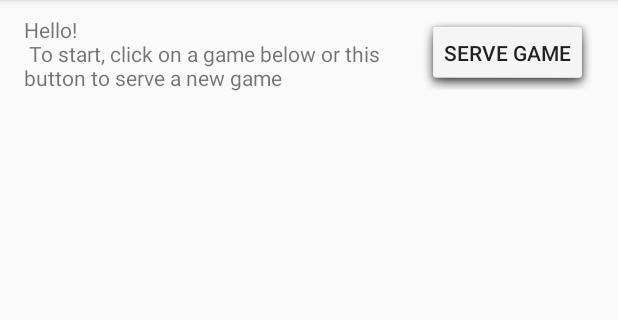
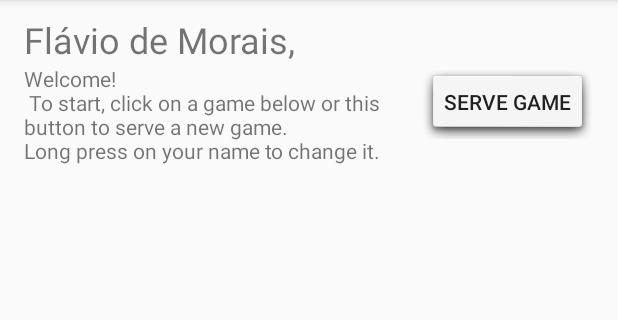
Before and after one commit to vitordepaula/TwoDevPong, an Android app: the screen it shows after launch (MainActivity), on a phone screen of 412 x 824 dp, the part 84-404 px from its top. Run offline under Robolectric (Android 15) with nearby library versions, the phone set to English and light mode, and no system bars; libraries missing offline, so code that uses them is left out: com.github.nkzawa.emitter, com.github.nkzawa.socketio; 2 statements that could not run were skipped.

Commit message:
Adicionado nomes
Signed-off-by: Vitor de Paula <vitor.de.paula@gmail.com>

```diff
--- a/app/src/main/java/br/neatfire/twodevpong/MainActivity.java
+++ b/app/src/main/java/br/neatfire/twodevpong/MainActivity.java
@@ -3,15 +3,21 @@ package br.neatfire.twodevpong;
 import android.app.AlertDialog;
 import android.content.DialogInterface;
 import android.content.Intent;
+import android.content.SharedPreferences;
 import android.os.Bundle;
 import android.support.v7.app.AppCompatActivity;
 import android.support.v7.widget.LinearLayoutManager;
 import android.support.v7.widget.RecyclerView;
 import android.support.v7.widget.Toolbar;
+import android.text.InputType;
 import android.util.Log;
 import android.view.View;
 import android.widget.Button;
+import android.widget.EditText;
+import android.widget.TextView;
 import android.widget.Toast;
+
+import java.util.Random;
 
 import br.neatfire.twodevpong.interfaces.ConnectionCallbacks;
 import br.neatfire.twodevpong.model.GameController;
@@ -21,12 +27,61 @@ public class MainActivity extends AppCompatActivity implements ConnectionCallbac
     private GameController mGameController;
     private AlertDialog mWaitingConnectionDialog = null;
 
+    private static final String PREFS_NAME = "MyPrefsFile";
+    private String my_name;
+    private TextView tvName;
+
     @Override
     protected void onCreate(Bundle savedInstanceState) {
         super.onCreate(savedInstanceState);
         setContentView(R.layout.activity_main);
         Toolbar toolbar = (Toolbar) findViewById(R.id.toolbar);
         setSupportActionBar(toolbar);
+
+        // Restore preferences
+        SharedPreferences settings = getSharedPreferences(PREFS_NAME, 0);
+        my_name = settings.getString("username", "");
+        if (my_name.isEmpty()) my_name = storeNewName(null); // null will generate a new random name
+
+        tvName = ((TextView)findViewById(R.id.tvName));
+        tvName.setText(my_name + ',');
+        tvName.setOnLongClickListener(new View.OnLongClickListener() {
+            @Override
+            public boolean onLongClick(View v) {
+                AlertDialog.Builder builder = new AlertDialog.Builder(MainActivity.this);
+                builder.setTitle(R.string.enter_your_name);
+                final EditText input = new EditText(MainActivity.this);
+                input.setInputType(InputType.TYPE_CLASS_TEXT);
+                builder.setView(input);
+                builder.setPositiveButton(android.R.string.ok, new DialogInterface.OnClickListener() {
+                    @Override
+                    public void onClick(DialogInterface dialog, int which) {
+                        if (input.getText().length() > 0 && input.getText().length() < 45) {
+                            my_name = input.getText().toString();
+                            storeNewName(my_name);
+                            tvName.setText(my_name + ',');
+                            mGameController.setName(my_name);
+                        }
+                    }
+                });
+                builder.setNeutralButton(R.string.random, new DialogInterface.OnClickListener() {
+                    @Override
+                    public void onClick(DialogInterface dialog, int which) {
+                        my_name = storeNewName(null);
+                        tvName.setText(my_name + ',');
+                        mGameController.setName(my_name);
+                    }
+                });
+                builder.setNegativeButton(android.R.string.cancel, new DialogInterface.OnClickListener() {
+                    @Override
+                    public void onClick(DialogInterface dialog, int which) {
+                        dialog.cancel();
+                    }
+                });
+                builder.show();
+                return true;
+            }
+        });
 
         ((Button)findViewById(R.id.btn_serve)).setOnClickListener(new View.OnClickListener() {
             @Override
@@ -50,6 +105,7 @@ public class MainActivity extends AppCompatActivity implements ConnectionCallbac
         });
 
         mGameController = GameController.getInstance(this,this);
+        mGameController.setName(my_name);
 
         RecyclerView mRecList = ((RecyclerView) findViewById(R.id.game_list));
         mRecList.setAdapter(mGameController.getAdapter());
@@ -61,7 +117,7 @@ public class MainActivity extends AppCompatActivity implements ConnectionCallbac
         mRecList.addOnItemTouchListener(new RecyclerItemClickListener(this, new RecyclerItemClickListener.OnItemClickListener() {
             @Override
             public void onItemClick(View view, int position) {
-                mGameController.joinGame(position);
+                mGameController.joinGame(position, my_name);
             }
         }));
 
@@ -73,6 +129,30 @@ public class MainActivity extends AppCompatActivity implements ConnectionCallbac
             finish();
         }
     }
+
+    private String storeNewName(String name) {
+        if (name == null) {
+            // If null supplied, generate a random name
+            final String[] first = {"Jonatan", "William", "Guilherme", "João", "Pedro",
+                    "Marcos", "Mário", "Plínio", "Felipe", "Joaquim", "Bráulio", "Lindomar",
+                    "Júlio", "Vitor", "Heitor", "Washington", "Flávio", "Hugo"};
+            final String[] second = {"Cardoso", "Oliveira", "Santana", "Pereira", "Mendes",
+                    "Dias", "D'Avila", "Carvalho", "dos Santos", "de Paula", "Vicente", "Pedroso",
+                    "de Morais", "Andrade"};
+            Random r = new Random();
+            StringBuilder b = new StringBuilder(first[r.nextInt(first.length)])
+                    .append(' ').append(second[r.nextInt(second.length)]);
+            if (r.nextInt(2) == 0)
+                b.append(' ').append(second[r.nextInt(second.length)]); // 50% chance of 3rd name
+            name = b.toString();
+        }
+        // Store preferences
+        SharedPreferences settings = getSharedPreferences(PREFS_NAME, 0);
+        SharedPreferences.Editor edt = settings.edit();
+        edt.putString("username", name);
+        edt.commit();
+        return name;
+    };
 
     @Override
     protected void onDestroy() {
@@ -98,13 +178,14 @@ public class MainActivity extends AppCompatActivity implements ConnectionCallbac
     }
 
     @Override
-    public void onGameStart(String user_id) {
+    public void onGameStart(String opponent_name) {
         if (mWaitingConnectionDialog != null) {
             mWaitingConnectionDialog.dismiss();
             mWaitingConnectionDialog = null;
         }
         Intent i = new Intent(this, GameActivity.class);
-        i.putExtra("user_id", user_id);
+        i.putExtra("you", my_name);
+        i.putExtra("opponent", opponent_name);
         startActivity(i);
     }
 }
--- a/app/src/main/java/br/neatfire/twodevpong/interfaces/ConnectionCallbacks.java
+++ b/app/src/main/java/br/neatfire/twodevpong/interfaces/ConnectionCallbacks.java
@@ -2,5 +2,5 @@ package br.neatfire.twodevpong.interfaces;
 
 public interface ConnectionCallbacks {
     void onConnectionError();
-    void onGameStart(String user_id);
+    void onGameStart(String opponent_name);
 }
--- a/app/src/main/java/br/neatfire/twodevpong/model/GameController.java
+++ b/app/src/main/java/br/neatfire/twodevpong/model/GameController.java
@@ -59,7 +59,7 @@ public class GameController {
             mGameAdapter = new GameAdapter(mContext);
 
             myId = UUID.randomUUID();
-            myName = myId.toString(); // TODO: obtain the user name correctly
+            myName = myId.toString(); // until initialized by setName, will hold the ID
 
             Log.d(TAG, "socket initialized");
             mSocket.connect();
@@ -156,10 +156,10 @@ public class GameController {
         @Override
         public void call(final Object... args) {
             JSONObject data = (JSONObject) args[0];
-            String user_id;
+            String opponent_name;
             try {
-                user_id = data.getString("user_id"); // ID of the other gamer
-                mCallbacks.onGameStart(user_id);
+                opponent_name = data.getString("user_name"); // Name of the other gamer
+                mCallbacks.onGameStart(opponent_name);
 
                 mSocket.on("ball update", onShadowUpdate);
                 mSocket.on("give control", onGetControl);
@@ -235,10 +235,10 @@ public class GameController {
         mSocket.emit("close game");
     }
 
-    public void joinGame(int list_position) {
+    public void joinGame(int list_position, String my_name) {
         String other_user_id = mGameAdapter.getGameId(list_position);
         mGameAdapter.removeGame(other_user_id);
-        mSocket.emit("join game", other_user_id);
+        mSocket.emit("join game", other_user_id, my_name);
     }
 
     public void registerRunningGameCallbacks(RunningGameCallbacks rgcb) {
@@ -283,4 +283,8 @@ public class GameController {
         if (mSocket != null)
             mSocket.emit("ball out");
     }
+
+    public void setName(String name) {
+        this.myName = name;
+    }
 }
--- a/app/src/main/res/layout/content_main.xml
+++ b/app/src/main/res/layout/content_main.xml
@@ -9,6 +9,13 @@
     android:layout_marginTop="50sp"
     tools:showIn="@layout/activity_main" tools:context=".MainActivity">
 
+    <TextView android:text="ABCDEFGHIJ," android:layout_width="wrap_content"
+        android:layout_height="wrap_content"
+        android:layout_alignParentTop="true"
+        android:layout_alignParentLeft="true"
+        android:textSize="24sp"
+        android:id="@+id/tvName" />
+
     <Button
         android:layout_width="wrap_content"
         android:layout_height="wrap_content"
@@ -17,13 +24,13 @@
         android:id="@+id/btn_serve"
         android:background="@android:drawable/dialog_holo_light_frame"
         android:elevation="7dp"
-        android:layout_alignParentTop="true"
+        android:layout_below="@+id/tvName"
         android:layout_alignParentRight="true"
         android:layout_alignParentEnd="true"/>
 
     <TextView android:text="@string/hello" android:layout_width="wrap_content"
         android:layout_height="wrap_content"
-        android:layout_alignParentTop="true"
+        android:layout_below="@+id/tvName"
         android:layout_toLeftOf="@+id/btn_serve"
         android:layout_toStartOf="@+id/btn_serve"
         android:id="@+id/textView" />
--- a/app/src/main/res/values/strings.xml
+++ b/app/src/main/res/values/strings.xml
@@ -3,11 +3,13 @@
     <string name="action_settings">Settings</string>
     <string name="search_game">Search Game</string>
     <string name="serve_game">Serve Game</string>
-    <string name="hello">Hello!\n To start, click on a game below or this button to serve a new game</string>
+    <string name="hello">Welcome!\n To start, click on a game below or this button to serve a new game.\nLong press on your name to change it.</string>
     <string name="connection_error">Error connecting to server! Bailing out.</string>
 
     <string name="title_activity_game">GameActivity</string>
     <string name="dummy_button">Dummy Button</string>
     <string name="dummy_content">DUMMY\nCONTENT</string>
     <string name="waiting_connection">Waiting for connection.</string>
+    <string name="enter_your_name">Enter your name</string>
+    <string name="random">Random</string>
 </resources>
```
Also changed, not shown: app/src/main/java/br/neatfire/twodevpong/GameActivity.java (+9 -1 lines), 1 other file.
